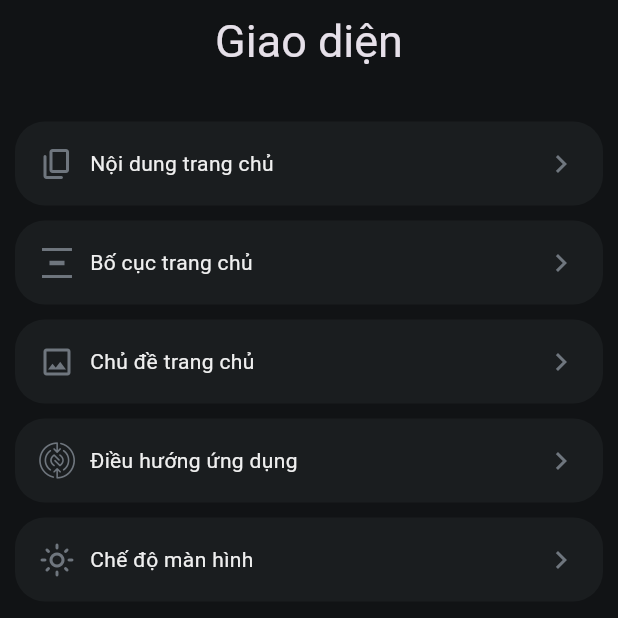
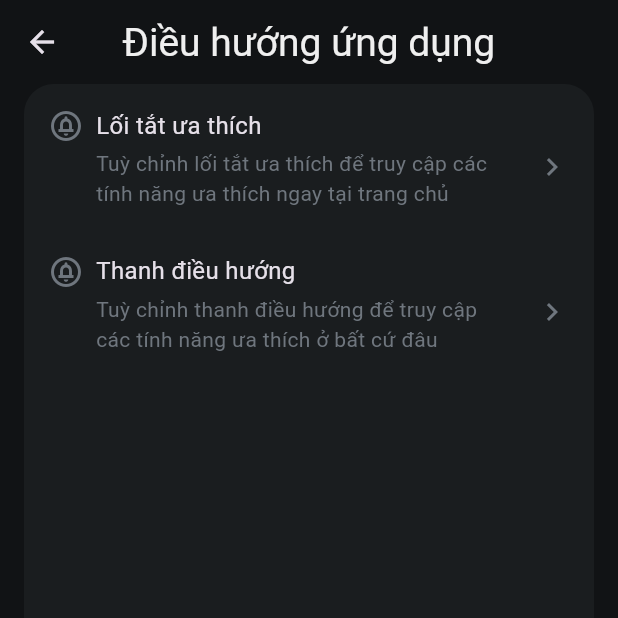
Before and after one commit to sinh3008/test_list, a Flutter app: the screen it shows after launch, after a tap on "Điều hướng ứng dụng", on a phone screen of 412 x 824 dp, the top half of it. Run offline on Flutter 3.47's test engine with Material 3 defaults, Android fonts, the light colour scheme and no system bars; our stand-ins replace bloc, flutter_bloc, font_awesome_flutter, freezed_annotation, shared_preferences.

Commit message:
navigation screen

```diff
--- a/lib/main.dart
+++ b/lib/main.dart
@@ -21,7 +21,11 @@ class MyApp extends StatelessWidget {
         title: 'Flutter Demo',
         theme: ThemeData.dark().copyWith(
           scaffoldBackgroundColor: kSurface01,
-          appBarTheme: AppBarTheme(color: kSurface01),
+          appBarTheme: AppBarTheme(
+              color: kSurface01,
+              titleTextStyle:
+                  TextStyle(fontSize: 26, color: kTitleSectionHeader),
+              centerTitle: true),
         ),
         home: const InterfaceScreen(),
       ),
--- a/lib/screen/interface/body.dart
+++ b/lib/screen/interface/body.dart
@@ -1,5 +1,6 @@
 import 'package:flutter/material.dart';
 import 'package:font_awesome_flutter/font_awesome_flutter.dart';
+import 'package:test_list/screen/navigation/navigation_screen.dart';
 
 import '../../consts/const.dart';
 import '../../consts/sizes.dart';
@@ -56,11 +57,11 @@ class _BodyState extends State<Body> {
             text: 'Điều hướng ứng dụng',
             iconLate: Icons.navigate_next,
             onPress: () {
-              // Navigator.of(context).push(
-              //   MaterialPageRoute(
-              //     builder: (context) =>  N(),
-              //   ),
-              // );
+              Navigator.of(context).push(
+                MaterialPageRoute(
+                  builder: (context) => const NavigationScreen(),
+                ),
+              );
             },
           ),
           contentItem(
@@ -101,7 +102,7 @@ class _BodyState extends State<Body> {
             Expanded(
               child: Padding(
                 padding:
-                const EdgeInsets.only(top: 10.0, bottom: 10.0, left: 10.0),
+                    const EdgeInsets.only(top: 10.0, bottom: 10.0, left: 10.0),
                 child: Text(
                   text,
                   textAlign: TextAlign.start,
--- a/lib/screen/interface/interface_screen.dart
+++ b/lib/screen/interface/interface_screen.dart
@@ -13,9 +13,7 @@ class InterfaceScreen extends StatelessWidget {
       appBar: AppBar(
         title: const Text(
           'Giao diện',
-          style: TextStyle(fontSize: 30),
         ),
-        centerTitle: true,
       ),
       body: const Body(),
     );
--- a/lib/screen/item_content/item_content_screen.dart
+++ b/lib/screen/item_content/item_content_screen.dart
@@ -2,7 +2,7 @@ import 'package:flutter/material.dart';
 import 'package:flutter_bloc/flutter_bloc.dart';
 import 'package:test_list/blocs/item_bloc.dart';
 import 'package:test_list/model/item_model.dart';
-import 'package:test_list/screen/item_content/body.dart';
+import 'body.dart';
 
 import '../../consts/const.dart';
 
@@ -79,11 +79,9 @@ class ItemContentScreen extends StatelessWidget {
                 }
               },
             ),
-            title: Text(
+            title: const Text(
               "Nội dung trang chủ",
-              style: TextStyle(color: kTitleSectionHeader, fontSize: 30),
             ),
-            centerTitle: true,
           ),
           body: const Body()),
     );
--- /dev/null
+++ b/lib/screen/navigation/body.dart
@@ -0,0 +1,104 @@
+import 'package:flutter/material.dart';
+
+import '../../consts/const.dart';
+import '../../consts/sizes.dart';
+class Body extends StatefulWidget {
+  const Body({super.key});
+
+  @override
+  State<Body> createState() => _BodyState();
+}
+
+class _BodyState extends State<Body> {
+  @override
+  Widget build(BuildContext context) {
+    return Container(
+      width: SizeConfig.screenWidth,
+      height: SizeConfig.screenHeight,
+      margin: const EdgeInsets.symmetric(horizontal: 16),
+      padding: const EdgeInsets.symmetric(horizontal: 16, vertical: 16),
+      decoration: BoxDecoration(
+        color: kSurface02,
+        borderRadius: BorderRadius.circular(20),
+      ),
+      child: Column(
+        children: [
+          buildGestureDetector(
+              iconStart: Icons.circle_notifications_outlined,
+              iconEnd: Icons.navigate_next,
+              title: 'Lối tắt ưa thích',
+              content: 'Tuỳ chỉnh lối tắt ưa thích để truy cập'
+                  ' các tính năng ưa thích ngay tại trang chủ',
+              onPress: () {}),
+          const SizedBox(
+            height: 30,
+          ),
+          buildGestureDetector(
+              iconStart: Icons.circle_notifications_outlined,
+              iconEnd: Icons.navigate_next,
+              title: 'Thanh điều hướng',
+              content: 'Tuỳ chỉnh thanh điều hướng để truy cập'
+                  ' các tính năng ưa thích ở bất cứ đâu',
+              onPress: () {}),
+        ],
+      ),
+    );
+  }
+
+  GestureDetector buildGestureDetector({
+    required IconData iconStart,
+    required IconData iconEnd,
+    required String title,
+    required String content,
+    required Function()? onPress,
+  }) {
+    return GestureDetector(
+      onTap: onPress,
+      child: Row(
+        mainAxisAlignment: MainAxisAlignment.spaceBetween,
+        crossAxisAlignment: CrossAxisAlignment.start,
+        children: [
+          Padding(
+            padding: const EdgeInsets.only(right: 8.0),
+            child: Icon(
+              iconStart,
+              color: kIconButtonDefault,
+            ),
+          ),
+          Expanded(
+            child: Column(
+              crossAxisAlignment: CrossAxisAlignment.start,
+              children: [
+                Text(
+                  title,
+                  style: const TextStyle(fontSize: 16),
+                ),
+                const SizedBox(
+                  height: 4,
+                ),
+                Row(
+                  crossAxisAlignment: CrossAxisAlignment.start,
+                  children: [
+                    Expanded(
+                      child: Padding(
+                        padding: const EdgeInsets.only(right: 12.0),
+                        child: Text(
+                          content,
+                          style: TextStyle(color: kInputFieldDisableBgColor),
+                        ),
+                      ),
+                    ),
+                    Icon(
+                      iconEnd,
+                      color: kIconButtonDefault,
+                    )
+                  ],
+                ),
+              ],
+            ),
+          ),
+        ],
+      ),
+    );
+  }
+}
--- a/lib/screen/navigation/navigation_screen.dart
+++ b/lib/screen/navigation/navigation_screen.dart
@@ -1,4 +1,5 @@
 import 'package:flutter/material.dart';
+import 'body.dart';
 
 class NavigationScreen extends StatelessWidget {
   const NavigationScreen({super.key});
@@ -6,7 +7,10 @@ class NavigationScreen extends StatelessWidget {
   @override
   Widget build(BuildContext context) {
     return Scaffold(
-      appBar:AppBar(title: Text('Điều hướng ứng dụng'),),
+      appBar: AppBar(
+        title: const Text('Điều hướng ứng dụng'),
+      ),
+      body: const Body(),
     );
   }
 }
```
